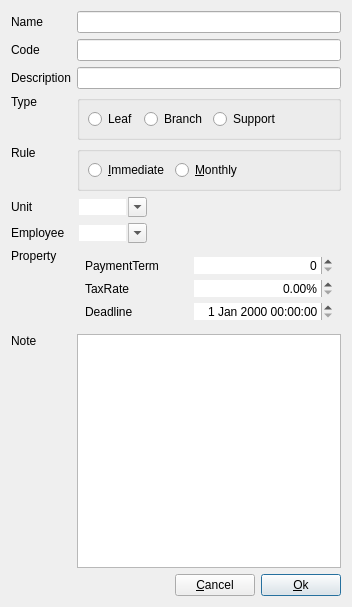
First picture: the form in dialog/editnode/editnodestakeholder.ui, repository YtxCash/YTX, before the edit.
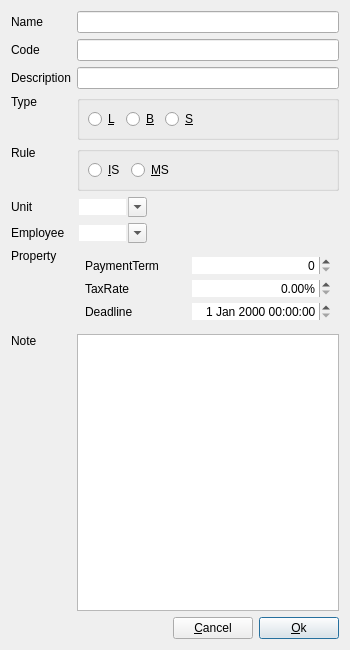
Second picture: the form after the edit. Custom widgets are drawn as their Qt base class.

```diff
--- a/dialog/editnode/editnodestakeholder.ui
+++ b/dialog/editnode/editnodestakeholder.ui
@@ -6,8 +6,8 @@
    <rect>
     <x>0</x>
     <y>0</y>
-    <width>352</width>
-    <height>607</height>
+    <width>350</width>
+    <height>650</height>
    </rect>
   </property>
   <layout class="QGridLayout" name="gridLayout_4">
@@ -324,23 +324,32 @@
       </property>
       <item row="0" column="1">
        <widget class="QRadioButton" name="rBtnBranch">
-        <property name="text">
+        <property name="toolTip">
          <string>Branch</string>
         </property>
+        <property name="text">
+         <string notr="true">&amp;B</string>
+        </property>
        </widget>
       </item>
       <item row="0" column="2">
        <widget class="QRadioButton" name="rBtnSupport">
-        <property name="text">
+        <property name="toolTip">
          <string>Support</string>
         </property>
+        <property name="text">
+         <string notr="true">&amp;S</string>
+        </property>
        </widget>
       </item>
       <item row="0" column="0">
        <widget class="QRadioButton" name="rBtnLeaf">
-        <property name="text">
+        <property name="toolTip">
          <string>Leaf</string>
         </property>
+        <property name="text">
+         <string notr="true">&amp;L</string>
+        </property>
        </widget>
       </item>
       <item row="0" column="3">
@@ -473,7 +482,7 @@
          <string>Monthly Settlement</string>
         </property>
         <property name="text">
-         <string>&amp;Monthly</string>
+         <string notr="true">&amp;MS</string>
         </property>
        </widget>
       </item>
@@ -483,7 +492,7 @@
          <string>Immediate Settlement</string>
         </property>
         <property name="text">
-         <string>&amp;Immediate</string>
+         <string notr="true">&amp;IS</string>
         </property>
        </widget>
       </item>
```
